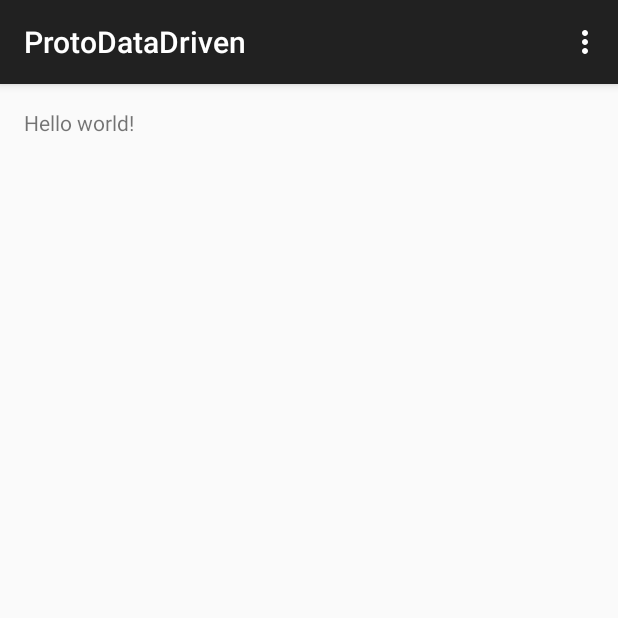
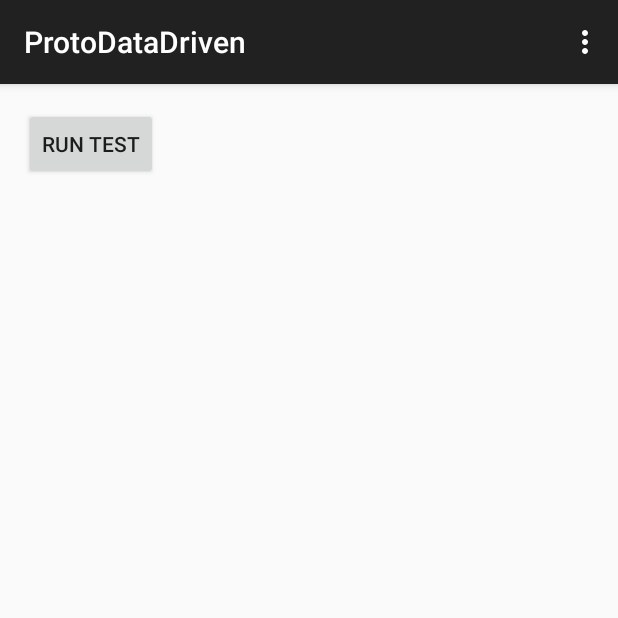
Before and after one commit to lucianodasilva/proto, an Android app: the screen it shows after launch (MainActivity), on a phone screen of 412 x 824 dp, the top half of it. Run offline under Robolectric (Android 15) with nearby library versions, the phone set to English and light mode, and no system bars.

Commit message:
android test implementation

```diff
--- a/android/proto_datadriven/app/build.gradle
+++ b/android/proto_datadriven/app/build.gradle
@@ -13,6 +13,8 @@ android {
 
         ndk {
             moduleName "proto"
+            cFlags "-std=c++11"
+            stl "gnustl_static"
         }
     }
     buildTypes {
--- a/android/proto_datadriven/app/src/main/java/com/munchiecollision/protodatadriven/MainActivity.java
+++ b/android/proto_datadriven/app/src/main/java/com/munchiecollision/protodatadriven/MainActivity.java
@@ -1,19 +1,45 @@
 package com.munchiecollision.protodatadriven;
 
+import android.app.Notification;
 import android.support.v7.app.ActionBarActivity;
 import android.os.Bundle;
 import android.view.Menu;
 import android.view.MenuItem;
-
+import android.view.View;
+import android.widget.ArrayAdapter;
+import android.widget.Button;
+import android.widget.ListView;
+import android.view.View.OnClickListener;
 
 public class MainActivity extends ActionBarActivity {
 
-    public native String getMessage();
+    public native String [] ExecuteNativeTests ();
+
+    public ActionBarActivity    _window;
+    public Button               _cmd_button;
+    public ListView             _result_view;
 
     @Override
     protected void onCreate(Bundle savedInstanceState) {
         super.onCreate(savedInstanceState);
         setContentView(R.layout.activity_main);
+
+        _cmd_button = (Button)findViewById(R.id.cmd_button);
+        _result_view = (ListView)findViewById(R.id.result_view);
+
+        _window = this;
+
+        _cmd_button.setOnClickListener(new OnClickListener() {
+            @Override
+            public void onClick(View v) {
+                String [] results = ExecuteNativeTests();
+                ArrayAdapter <String> adapter = new ArrayAdapter <String> (_window, R.layout.text_view_item, results);
+
+                _result_view.setAdapter(adapter);
+            }
+        });
+
+
     }
 
 
--- a/android/proto_datadriven/app/src/main/res/layout/activity_main.xml
+++ b/android/proto_datadriven/app/src/main/res/layout/activity_main.xml
@@ -5,7 +5,19 @@
     android:paddingTop="@dimen/activity_vertical_margin"
     android:paddingBottom="@dimen/activity_vertical_margin" tools:context=".MainActivity">
 
-    <TextView android:text="@string/hello_world" android:layout_width="wrap_content"
-        android:layout_height="wrap_content" />
+    <Button
+        android:layout_width="wrap_content"
+        android:layout_height="wrap_content"
+        android:text="Run Test"
+        android:id="@+id/cmd_button"
+        android:layout_alignParentStart="true"
+        android:clickable="false" />
+
+    <ListView
+        android:layout_width="wrap_content"
+        android:layout_height="wrap_content"
+        android:id="@+id/result_view"
+        android:layout_alignParentStart="true"
+        android:layout_below="@+id/cmd_button" />
 
 </RelativeLayout>
```
Also changed, not shown: android/proto_datadriven/app/src/main/res/layout/text_view_item.xml (added, +9 -0 lines), 7 other files.
